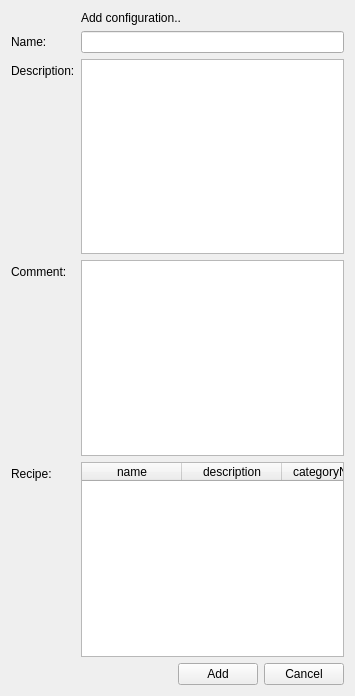
First picture: the form in client/uiforms/configuration_add.ui, repository Wolframe/configurator, before the edit.
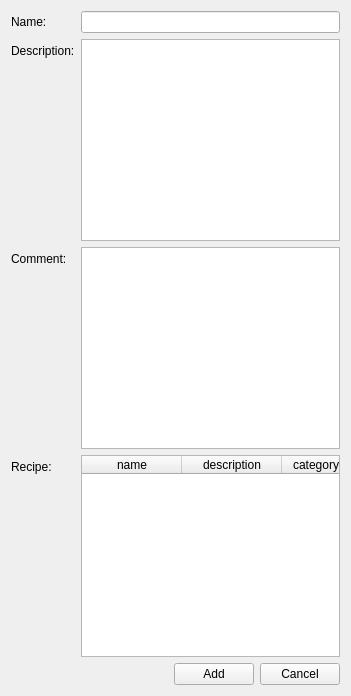
Second picture: the form after the edit.

The edit to the form file:
```diff
--- a/client/uiforms/configuration_add.ui
+++ b/client/uiforms/configuration_add.ui
@@ -6,7 +6,7 @@
    <rect>
     <x>0</x>
     <y>0</y>
-    <width>355</width>
+    <width>351</width>
     <height>696</height>
    </rect>
   </property>
@@ -18,20 +18,6 @@
     <enum>QFormLayout::AllNonFixedFieldsGrow</enum>
    </property>
    <item row="0" column="0">
-    <widget class="QLabel" name="label_2">
-     <property name="text">
-      <string/>
-     </property>
-    </widget>
-   </item>
-   <item row="0" column="1">
-    <widget class="QLabel" name="label_4">
-     <property name="text">
-      <string>Add configuration..</string>
-     </property>
-    </widget>
-   </item>
-   <item row="1" column="0">
     <widget class="QLabel" name="label_name">
      <property name="text">
       <string>Name:</string>
@@ -41,14 +27,14 @@
      </property>
     </widget>
    </item>
-   <item row="1" column="1">
+   <item row="0" column="1">
     <widget class="QLineEdit" name="name">
      <property name="initialFocus" stdset="0">
       <bool>true</bool>
      </property>
     </widget>
    </item>
-   <item row="2" column="0">
+   <item row="1" column="0">
     <widget class="QLabel" name="label_description_2">
      <property name="text">
       <string>Description:</string>
@@ -58,10 +44,10 @@
      </property>
     </widget>
    </item>
-   <item row="2" column="1">
+   <item row="1" column="1">
     <widget class="QPlainTextEdit" name="description"/>
    </item>
-   <item row="3" column="0">
+   <item row="2" column="0">
     <widget class="QLabel" name="label_description">
      <property name="text">
       <string>Comment:</string>
@@ -71,10 +57,10 @@
      </property>
     </widget>
    </item>
-   <item row="3" column="1">
+   <item row="2" column="1">
     <widget class="QPlainTextEdit" name="comment"/>
    </item>
-   <item row="4" column="0">
+   <item row="3" column="0">
     <widget class="QLabel" name="label">
      <property name="text">
       <string>Recipe:</string>
@@ -84,7 +70,7 @@
      </property>
     </widget>
    </item>
-   <item row="4" column="1">
+   <item row="3" column="1">
     <widget class="QTableWidget" name="recipe">
      <property name="horizontalScrollBarPolicy">
       <enum>Qt::ScrollBarAlwaysOff</enum>
@@ -146,7 +132,7 @@
      </column>
     </widget>
    </item>
-   <item row="5" column="1">
+   <item row="4" column="1">
     <layout class="QHBoxLayout" name="horizontalLayout">
      <item>
       <spacer name="horizontalSpacer">
```
Left out of the diff: 2 changed lines with no effect on the pictures.
